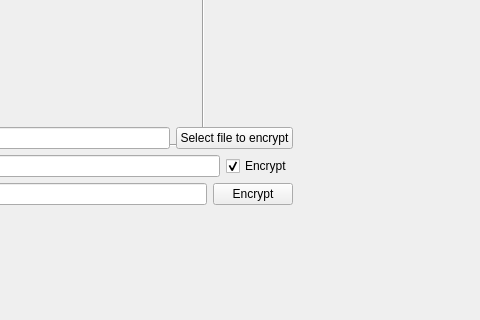
This is ui/FileEncryptor/mainwidget.ui in AbsoDev/FileEncryptor as Qt 5 draws it before an edit; both pictures show x 337 to 817 and y 290 to 610 of the 817 by 610 pixel window. The edited form follows.
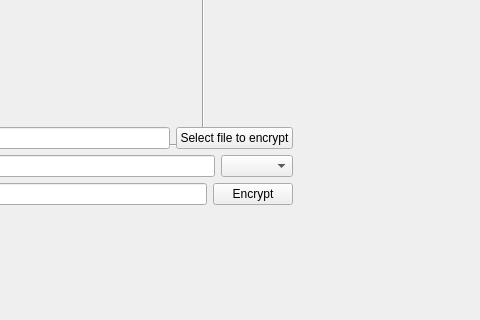
This is the edited form. Icons and pictures are not drawn.

Commit message: [ui] Calling backend function now

What changed in the file:
```diff
--- a/ui/FileEncryptor/mainwidget.ui
+++ b/ui/FileEncryptor/mainwidget.ui
@@ -99,14 +99,7 @@
          </widget>
         </item>
         <item>
-         <widget class="QCheckBox" name="checkBoxToggleEncryptDecrypt">
-          <property name="text">
-           <string>Encrypt</string>
-          </property>
-          <property name="checked">
-           <bool>true</bool>
-          </property>
-         </widget>
+         <widget class="QComboBox" name="comboBoxEncryptDecrypt"/>
         </item>
        </layout>
       </item>
```
Left out of the diff: 8 changed lines with no effect on the pictures. The commit also changes 2 other files.
